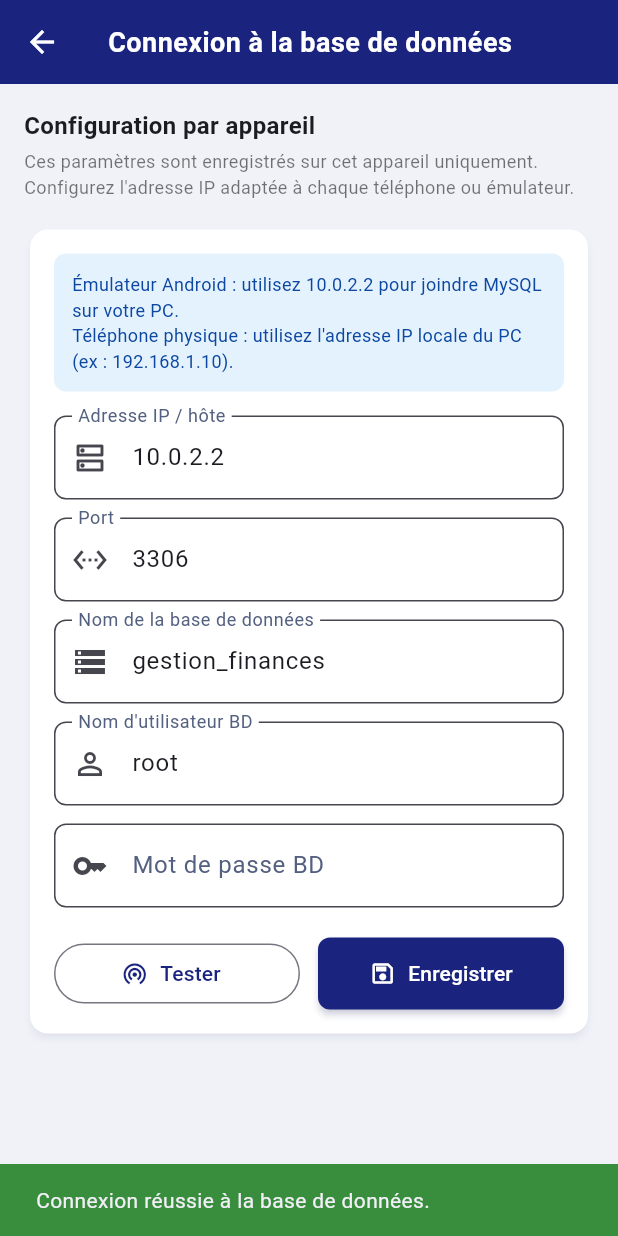
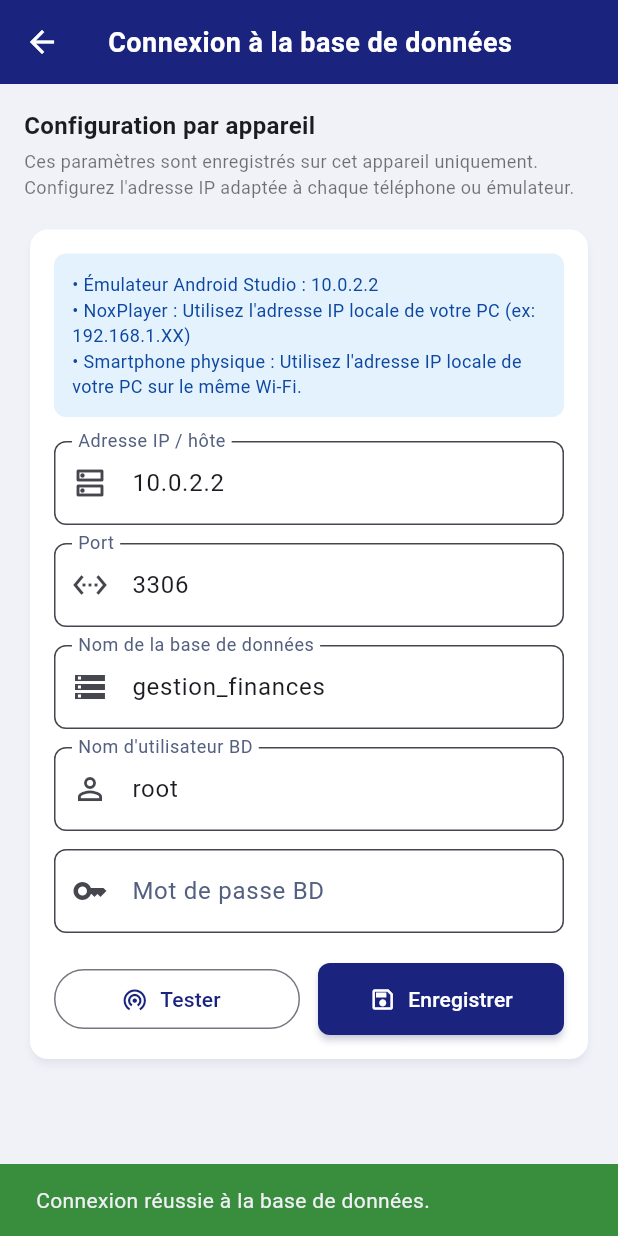
Before and after one commit to chretienkenfack/GestionDesEntreesSortiesAuthGmailPriv, a Flutter app: the DbSetupScreen screen opened directly, after a tap on "Tester", on a phone screen of 412 x 824 dp. Run offline on Flutter 3.47's test engine with Material 3 defaults, Android fonts, the phone set to English and light mode, and no system bars; our stand-ins replace google_sign_in, pdf, printing, shared_preferences; missing offline and left inert: mysql_dart; accounts and stored records are empty.

Commit message:
feat: implement platform-aware database host resolution and integrate into DbService connection logic

```diff
--- a/lib/services/db_service.dart
+++ b/lib/services/db_service.dart
@@ -1,3 +1,5 @@
+import 'dart:async';
+import 'dart:io';
 import 'package:mysql_dart/mysql_dart.dart';
 import '../models/db_settings.dart';
 import '../utils/platform_db_host.dart';
@@ -26,8 +28,9 @@ class DbService {
 
     if (_connection == null || settingsOntChange) {
       await _fermerConnexionExistante();
+      final host = PlatformDbHost.hostEffectif(settingsActuels.host);
       _inner = await MySQLConnection.createConnection(
-        host: PlatformDbHost.hostEffectif(settingsActuels.host),
+        host: host,
         port: settingsActuels.port,
         userName: settingsActuels.username,
         password: settingsActuels.password,
@@ -35,7 +38,18 @@ class DbService {
         secure: false,
         allowPublicKeyRetrieval: true,
       );
-      await _inner!.connect();
+      try {
+        await _inner!.connect().timeout(
+          const Duration(seconds: 5),
+          onTimeout: () {
+            throw TimeoutException(
+                "Délai d'attente dépassé (5s) vers $host:${settingsActuels.port}.");
+          },
+        );
+      } catch (e) {
+        await _fermerConnexionExistante();
+        rethrow;
+      }
       _connection = DbConnection(_inner!);
       _settingsUtilises = settingsActuels;
     }
@@ -50,12 +64,13 @@ class DbService {
     _inner = null;
   }
 
-  /// Retourne `true` si la connexion réussit, sinon le message d'erreur.
+  /// Retourne `DbTestResult` avec le détail précis en cas d'erreur.
   Future<DbTestResult> tester(DbSettings settings) async {
     MySQLConnection? conn;
+    final host = PlatformDbHost.hostEffectif(settings.host);
     try {
       conn = await MySQLConnection.createConnection(
-        host: PlatformDbHost.hostEffectif(settings.host),
+        host: host,
         port: settings.port,
         userName: settings.username,
         password: settings.password,
@@ -63,13 +78,33 @@ class DbService {
         secure: false,
         allowPublicKeyRetrieval: true,
       );
-      await conn.connect();
-      await conn.execute('SELECT 1');
+
+      await conn.connect().timeout(
+        const Duration(seconds: 5),
+        onTimeout: () {
+          throw TimeoutException(
+            "Impossible d'atteindre le serveur $host:${settings.port} (Timeout de 5s).\n"
+            "• Si vous utilisez NoxPlayer, utilisez l'adresse IP locale de votre PC (ex: 192.168.1.XX) au lieu de 10.0.2.2 ou 127.0.0.1.\n"
+            "• Vérifiez votre pare-feu Windows pour le port ${settings.port}.",
+          );
+        },
+      );
+
+      await conn.execute('SELECT 1').timeout(const Duration(seconds: 3));
       return const DbTestResult(succes: true);
+    } on TimeoutException catch (e) {
+      return DbTestResult(succes: false, message: e.message);
+    } on SocketException catch (e) {
+      return DbTestResult(
+        succes: false,
+        message: "Erreur réseau ($host:${settings.port}) : ${e.message}",
+      );
     } catch (e) {
-      return DbTestResult(succes: false, message: e.toString());
+      return DbTestResult(succes: false, message: "Échec de connexion : $e");
     } finally {
-      await conn?.close();
+      try {
+        await conn?.close();
+      } catch (_) {}
     }
   }
 
--- a/lib/utils/platform_db_host.dart
+++ b/lib/utils/platform_db_host.dart
@@ -26,6 +26,7 @@ class PlatformDbHost {
   }
 
   static String get aideEmulateurAndroid =>
-      'Émulateur Android : utilisez 10.0.2.2 pour joindre MySQL sur votre PC.\n'
-      'Téléphone physique : utilisez l\'adresse IP locale du PC (ex : 192.168.1.10).';
+      '• Émulateur Android Studio : 10.0.2.2\n'
+      '• NoxPlayer : Utilisez l\'adresse IP locale de votre PC (ex: 192.168.1.XX)\n'
+      '• Smartphone physique : Utilisez l\'adresse IP locale de votre PC sur le même Wi-Fi.';
 }
```
